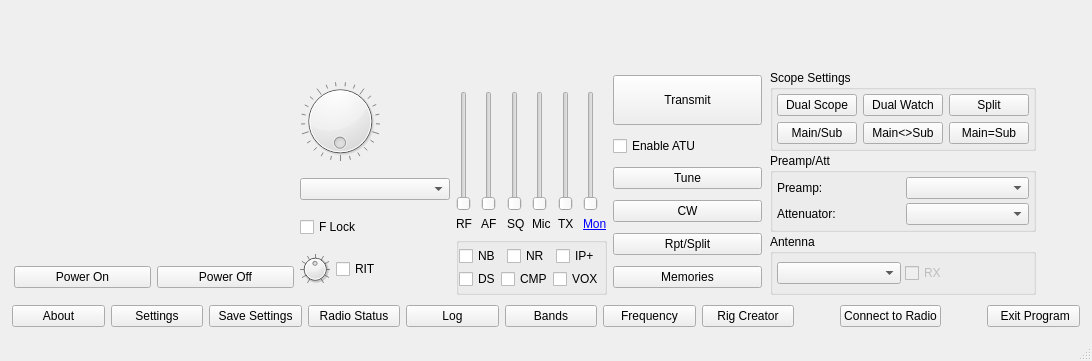
Before: the Qt Designer form wfmain.ui in adecarolis/wfweb, drawn with Qt 5.
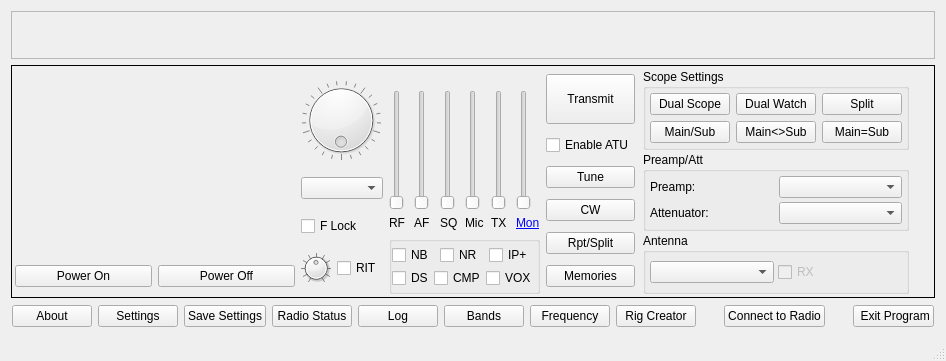
After: the same form once the commit is applied. Custom widgets are drawn as their Qt base class.

Diff of the .ui file:
```diff
--- a/wfmain.ui
+++ b/wfmain.ui
@@ -6,7 +6,7 @@
    <rect>
     <x>0</x>
     <y>0</y>
-    <width>1092</width>
+    <width>946</width>
     <height>361</height>
    </rect>
   </property>
@@ -27,7 +27,10 @@
        </sizepolicy>
       </property>
       <property name="frameShape">
-       <enum>QFrame::NoFrame</enum>
+       <enum>QFrame::Shape::StyledPanel</enum>
+      </property>
+      <property name="frameShadow">
+       <enum>QFrame::Shadow::Raised</enum>
       </property>
       <layout class="QVBoxLayout" name="scopeVFOLayout">
        <property name="spacing">
@@ -76,7 +79,10 @@
        </sizepolicy>
       </property>
       <property name="frameShape">
-       <enum>QFrame::NoFrame</enum>
+       <enum>QFrame::Shape::Box</enum>
+      </property>
+      <property name="frameShadow">
+       <enum>QFrame::Shadow::Plain</enum>
       </property>
       <property name="lineWidth">
        <number>1</number>
@@ -360,7 +366,7 @@
               <number>6</number>
              </property>
              <property name="sizeConstraint">
-              <enum>QLayout::SetDefaultConstraint</enum>
+              <enum>QLayout::SizeConstraint::SetMinimumSize</enum>
              </property>
              <property name="topMargin">
               <number>0</number>
@@ -408,6 +414,9 @@
                  <property name="maximum">
                   <number>255</number>
                  </property>
+                 <property name="orientation">
+                  <enum>Qt::Orientation::Vertical</enum>
+                 </property>
                 </widget>
                </item>
                <item>
@@ -468,6 +477,9 @@
                  <property name="maximum">
                   <number>255</number>
                  </property>
+                 <property name="orientation">
+                  <enum>Qt::Orientation::Vertical</enum>
+                 </property>
                 </widget>
                </item>
                <item>
@@ -522,6 +534,9 @@
                  <property name="maximum">
                   <number>255</number>
                  </property>
+                 <property name="orientation">
+                  <enum>Qt::Orientation::Vertical</enum>
+                 </property>
                 </widget>
                </item>
                <item>
@@ -576,6 +591,9 @@
                  <property name="maximum">
                   <number>255</number>
                  </property>
+                 <property name="orientation">
+                  <enum>Qt::Orientation::Vertical</enum>
+                 </property>
                 </widget>
                </item>
                <item>
@@ -630,6 +648,9 @@
                  <property name="maximum">
                   <number>255</number>
                  </property>
+                 <property name="orientation">
+                  <enum>Qt::Orientation::Vertical</enum>
+                 </property>
                 </widget>
                </item>
                <item>
@@ -675,6 +696,9 @@
                  <property name="maximum">
                   <number>255</number>
                  </property>
+                 <property name="orientation">
+                  <enum>Qt::Orientation::Vertical</enum>
+                 </property>
                 </widget>
                </item>
                <item>
@@ -1187,7 +1211,7 @@
          <item>
           <spacer name="horizontalSpacer_3">
            <property name="orientation">
-            <enum>Qt::Vertical</enum>
+            <enum>Qt::Orientation::Horizontal</enum>
            </property>
            <property name="sizeHint" stdset="0">
             <size>
@@ -1315,7 +1339,7 @@
        <item>
         <spacer name="horizontalSpacer_32">
          <property name="orientation">
-          <enum>Qt::Vertical</enum>
+          <enum>Qt::Orientation::Horizontal</enum>
          </property>
          <property name="sizeHint" stdset="0">
           <size>
@@ -1338,7 +1362,7 @@
        <item>
         <spacer name="horizontalSpacer_9">
          <property name="orientation">
-          <enum>Qt::Vertical</enum>
+          <enum>Qt::Orientation::Horizontal</enum>
          </property>
          <property name="sizeHint" stdset="0">
           <size>
@@ -1352,7 +1376,6 @@
         <widget class="QPushButton" name="exitBtn">
          <property name="font">
           <font>
-           <weight>50</weight>
            <bold>false</bold>
           </font>
          </property>
```
Left out of the diff: 103 changed lines with no effect on the pictures.
